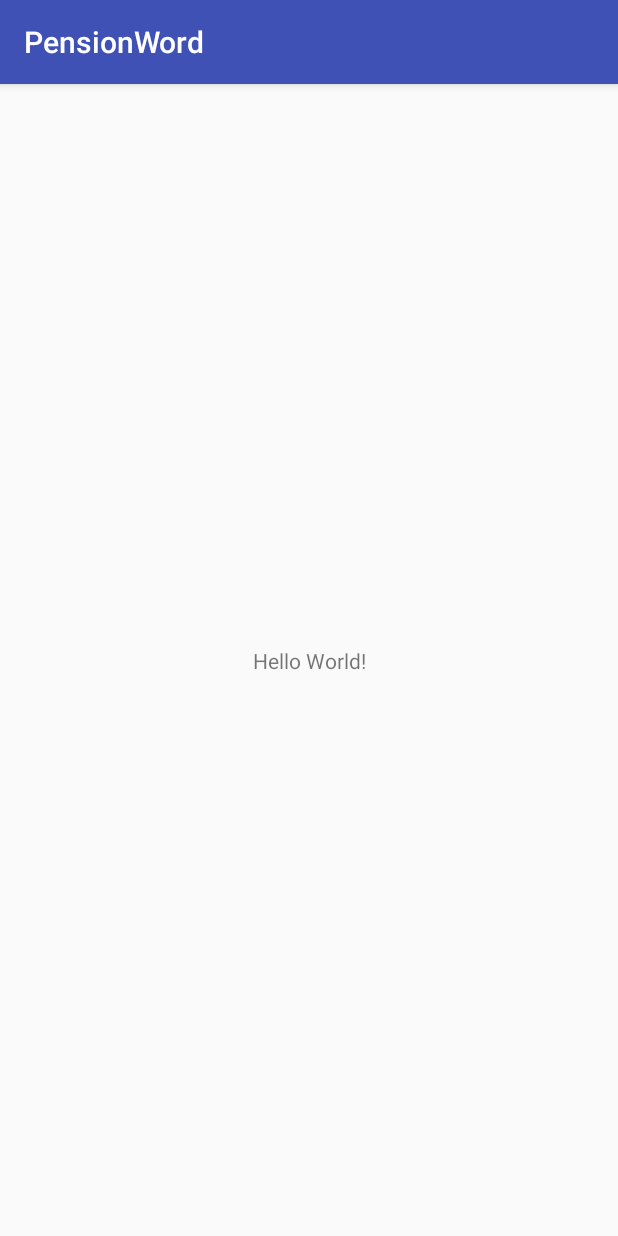
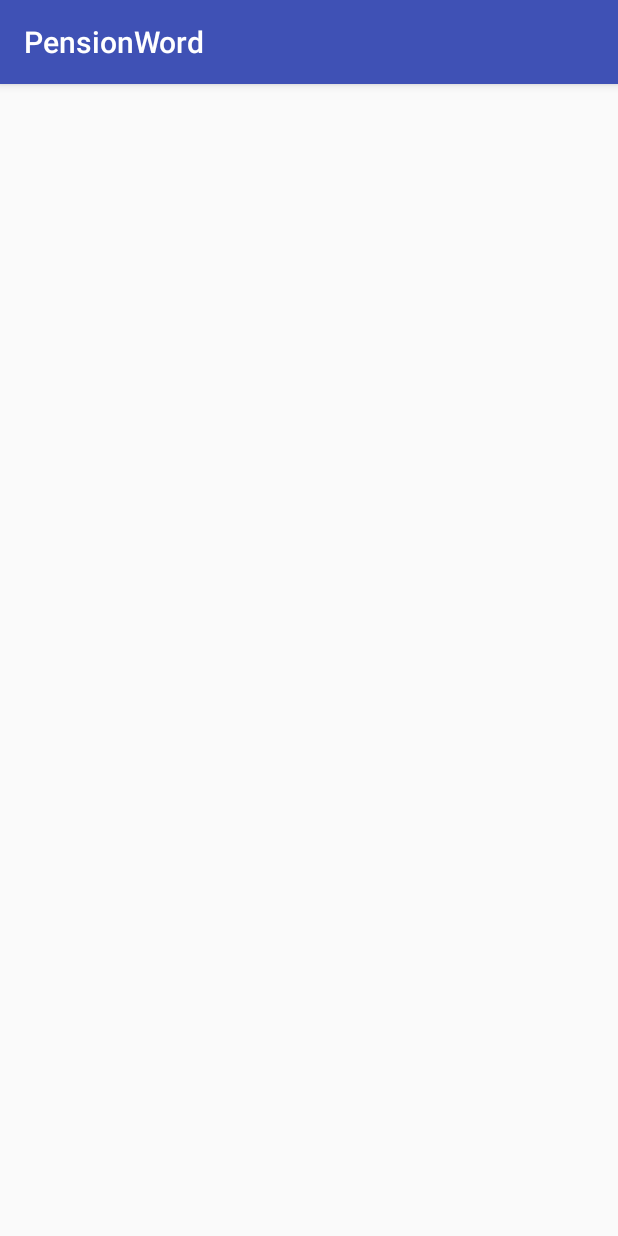
Before and after one commit to GhoulFeast/PensionWord, an Android app: the screen it shows after launch (MainActivity), on a phone screen of 412 x 824 dp. Run offline under Robolectric (Android 15) with nearby library versions, the phone set to English and light mode, and no system bars.

Commit message:
XML修改

```diff
--- a/app/src/main/res/layout/activity_main.xml
+++ b/app/src/main/res/layout/activity_main.xml
@@ -1,18 +1,10 @@
 <?xml version="1.0" encoding="utf-8"?>
-<android.support.constraint.ConstraintLayout xmlns:android="http://schemas.android.com/apk/res/android"
+<LinearLayout xmlns:android="http://schemas.android.com/apk/res/android"
     xmlns:app="http://schemas.android.com/apk/res-auto"
     xmlns:tools="http://schemas.android.com/tools"
     android:layout_width="match_parent"
     android:layout_height="match_parent"
     tools:context="com.overwork.pensionword.MainActivity">
 
-    <TextView
-        android:layout_width="wrap_content"
-        android:layout_height="wrap_content"
-        android:text="Hello World!"
-        app:layout_constraintBottom_toBottomOf="parent"
-        app:layout_constraintLeft_toLeftOf="parent"
-        app:layout_constraintRight_toRightOf="parent"
-        app:layout_constraintTop_toTopOf="parent" />
 
-</android.support.constraint.ConstraintLayout>
+</LinearLayout>
```
